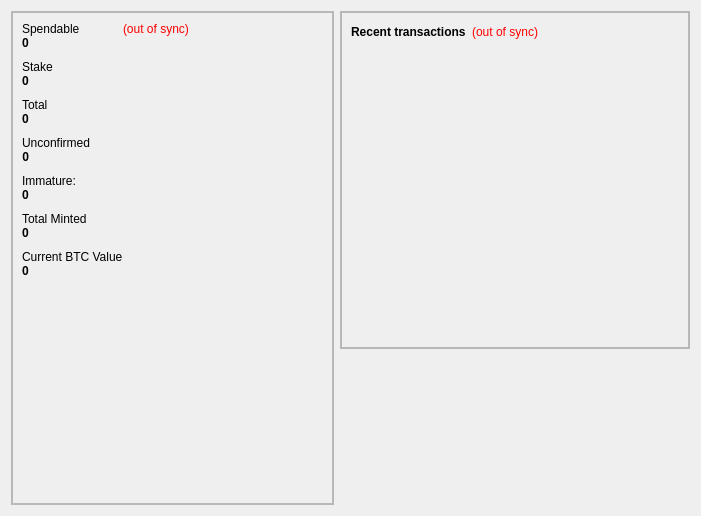
Before: the Qt Designer form src/qt/forms/overviewpage.ui in Pink2Dev/Pink2, drawn with Qt 5.
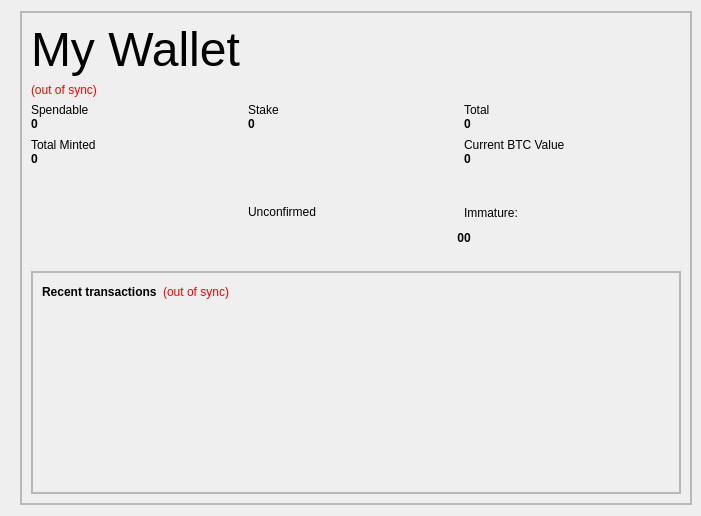
After: the same form once the commit is applied. Icons and pictures are not drawn.

Diff of the .ui file:
```diff
--- a/src/qt/forms/overviewpage.ui
+++ b/src/qt/forms/overviewpage.ui
@@ -13,7 +13,42 @@
   <property name="windowTitle">
    <string>Form</string>
   </property>
-  <layout class="QHBoxLayout" name="horizontalLayout" stretch="1,0">
+  <property name="styleSheet">
+   <string notr="true">QWidget#OverviewPage{
+background-color:qlineargradient(spread:pad, x1:0, y1:0, x2:.04, y2:0, stop:0 rgba(225, 225, 225, 255), stop:1 rgba(250, 250, 250, 250))
+}</string>
+  </property>
+  <layout class="QVBoxLayout" name="verticalLayout_7" stretch="0">
+   <property name="leftMargin">
+    <number>0</number>
+   </property>
+   <property name="rightMargin">
+    <number>9</number>
+   </property>
+   <item>
+    <layout class="QHBoxLayout" name="horizontalLayout_3">
+     <property name="spacing">
+      <number>0</number>
+     </property>
+     <property name="bottomMargin">
+      <number>0</number>
+     </property>
+     <item>
+      <spacer name="horizontalSpacer_3">
+       <property name="orientation">
+        <enum>Qt::Horizontal</enum>
+       </property>
+       <property name="sizeType">
+        <enum>QSizePolicy::Fixed</enum>
+       </property>
+       <property name="sizeHint" stdset="0">
+        <size>
+         <width>20</width>
+         <height>0</height>
+        </size>
+       </property>
+      </spacer>
+     </item>
    <item>
     <layout class="QVBoxLayout" name="verticalLayout_2">
      <item>
@@ -53,30 +88,44 @@
           </property>
           <layout class="QVBoxLayout" name="verticalLayout_6">
            <item>
-            <layout class="QFormLayout" name="formLayout_2">
-             <property name="fieldGrowthPolicy">
-              <enum>QFormLayout::ExpandingFieldsGrow</enum>
-             </property>
-             <property name="labelAlignment">
-              <set>Qt::AlignLeading|Qt::AlignLeft|Qt::AlignTop</set>
-             </property>
-             <property name="formAlignment">
-              <set>Qt::AlignLeading|Qt::AlignLeft|Qt::AlignTop</set>
-             </property>
-             <property name="horizontalSpacing">
+              <layout class="QHBoxLayout" name="horizontalLayout">
+               <property name="spacing">
+                <number>6</number>
+               </property>
+               <property name="sizeConstraint">
+                <enum>QLayout::SetDefaultConstraint</enum>
+               </property>
+               <property name="bottomMargin">
               <number>0</number>
              </property>
-             <property name="verticalSpacing">
-              <number>0</number>
-             </property>
-             <item row="1" column="0">
-              <widget class="QLabel" name="label">
+               <item>
+                <widget class="QLabel" name="labMyWallet">
+                 <property name="font">
+                  <font>
+                   <pointsize>36</pointsize>
+                  </font>
+                 </property>
                <property name="text">
-                <string>Spendable</string>
+                  <string>My Wallet</string>
                </property>
               </widget>
              </item>
-             <item row="1" column="1">
+               <item>
+                <spacer name="horizontalSpacer_2">
+                 <property name="orientation">
+                  <enum>Qt::Horizontal</enum>
+                 </property>
+                 <property name="sizeHint" stdset="0">
+                  <size>
+                   <width>40</width>
+                   <height>20</height>
+                  </size>
+                 </property>
+                </spacer>
+               </item>
+              </layout>
+             </item>
+             <item>
               <widget class="QLabel" name="labelWalletStatus">
                <property name="toolTip">
                 <string>The displayed information may be out of date. Your wallet automatically synchronizes with the BitBay network after a connection is established, but this process has not completed yet.</string>
@@ -92,277 +141,19 @@
                </property>
               </widget>
              </item>
-             <item row="2" column="0">
-              <widget class="QLabel" name="labelBalance">
-               <property name="font">
-                <font>
-                 <weight>75</weight>
-                 <bold>true</bold>
-                </font>
+             <item>
+              <layout class="QGridLayout" name="gridLayout">
+               <property name="spacing">
+                <number>0</number>
                </property>
-               <property name="cursor">
-                <cursorShape>IBeamCursor</cursorShape>
-               </property>
-               <property name="toolTip">
-                <string>Your current spendable balance</string>
-               </property>
-               <property name="styleSheet">
-                <string notr="true">top: -5px;</string>
-               </property>
+               <item row="6" column="2">
+                <widget class="QLabel" name="labelBtcValueText">
                <property name="text">
-                <string notr="true">0</string>
-               </property>
-               <property name="textInteractionFlags">
-                <set>Qt::LinksAccessibleByMouse|Qt::TextSelectableByKeyboard|Qt::TextSelectableByMouse</set>
-               </property>
-              </widget>
-             </item>
-             <item row="4" column="0">
-              <spacer name="verticalSpacer_5">
-               <property name="orientation">
-                <enum>Qt::Vertical</enum>
-               </property>
-               <property name="sizeHint" stdset="0">
-                <size>
-                 <width>20</width>
-                 <height>10</height>
-                </size>
-               </property>
-              </spacer>
-             </item>
-             <item row="5" column="0">
-              <widget class="QLabel" name="label_6">
-               <property name="palette">
-                <palette>
-                 <active>
-                  <colorrole role="WindowText">
-                   <brush brushstyle="SolidPattern">
-                    <color alpha="255">
-                     <red>0</red>
-                     <green>0</green>
-                     <blue>0</blue>
-                    </color>
-                   </brush>
-                  </colorrole>
-                 </active>
-                 <inactive>
-                  <colorrole role="WindowText">
-                   <brush brushstyle="SolidPattern">
-                    <color alpha="255">
-                     <red>0</red>
-                     <green>0</green>
-                     <blue>0</blue>
-                    </color>
-                   </brush>
-                  </colorrole>
-                 </inactive>
-                 <disabled>
-                  <colorrole role="WindowText">
-                   <brush brushstyle="SolidPattern">
-                    <color alpha="255">
-                     <red>120</red>
-                     <green>120</green>
-                     <blue>120</blue>
-                    </color>
-                   </brush>
-                  </colorrole>
-                 </disabled>
-                </palette>
-               </property>
-               <property name="text">
-                <string>Stake</string>
-               </property>
-              </widget>
-             </item>
-             <item row="6" column="0">
-              <widget class="QLabel" name="labelStake">
-               <property name="palette">
-                <palette>
-                 <active>
-                  <colorrole role="WindowText">
-                   <brush brushstyle="SolidPattern">
-                    <color alpha="255">
-                     <red>0</red>
-                     <green>0</green>
-                     <blue>0</blue>
-                    </color>
-                   </brush>
-                  </colorrole>
-                 </active>
-                 <inactive>
-                  <colorrole role="WindowText">
-                   <brush brushstyle="SolidPattern">
-                    <color alpha="255">
-                     <red>0</red>
-                     <green>0</green>
-                     <blue>0</blue>
-                    </color>
-                   </brush>
-                  </colorrole>
-                 </inactive>
-                 <disabled>
-                  <colorrole role="WindowText">
-                   <brush brushstyle="SolidPattern">
-                    <color alpha="255">
-                     <red>120</red>
-                     <green>120</green>
-                     <blue>120</blue>
-                    </color>
-                   </brush>
-                  </colorrole>
-                 </disabled>
-                </palette>
-               </property>
-               <property name="font">
-                <font>
-                 <weight>75</weight>
-                 <bold>true</bold>
-                </font>
-               </property>
-               <property name="cursor">
-                <cursorShape>IBeamCursor</cursorShape>
-               </property>
-               <property name="toolTip">
-                <string>Total of coins that was staked, and do not yet count toward the current balance</string>
-               </property>
-               <property name="text">
-                <string notr="true">0</string>
-               </property>
-               <property name="textInteractionFlags">
-                <set>Qt::LinksAccessibleByMouse|Qt::TextSelectableByKeyboard|Qt::TextSelectableByMouse</set>
-               </property>
-              </widget>
-             </item>
-             <item row="10" column="0">
-              <spacer name="verticalSpacer_6">
-               <property name="orientation">
-                <enum>Qt::Vertical</enum>
-               </property>
-               <property name="sizeHint" stdset="0">
-                <size>
-                 <width>20</width>
-                 <height>10</height>
-                </size>
-               </property>
-              </spacer>
-             </item>
-             <item row="14" column="0">
-              <widget class="QLabel" name="labelTotal">
-               <property name="palette">
-                <palette>
-                 <active>
-                  <colorrole role="WindowText">
-                   <brush brushstyle="SolidPattern">
-                    <color alpha="255">
-                     <red>0</red>
-                     <green>0</green>
-                     <blue>0</blue>
-                    </color>
-                   </brush>
-                  </colorrole>
-                 </active>
-                 <inactive>
-                  <colorrole role="WindowText">
-                   <brush brushstyle="SolidPattern">
-                    <color alpha="255">
-                     <red>0</red>
-                     <green>0</green>
-                     <blue>0</blue>
-                    </color>
-                   </brush>
-                  </colorrole>
-                 </inactive>
-                 <disabled>
-                  <colorrole role="WindowText">
-                   <brush brushstyle="SolidPattern">
-                    <color alpha="255">
-                     <red>120</red>
-                     <green>120</green>
-                     <blue>120</blue>
-                    </color>
-                   </brush>
-                  </colorrole>
-                 </disabled>
-                </palette>
-               </property>
-               <property name="font">
-                <font>
-                 <weight>75</weight>
-                 <bold>true</bold>
-                </font>
-               </property>
-               <property name="cursor">
-                <cursorShape>IBeamCursor</cursorShape>
-               </property>
-               <property name="toolTip">
-                <string>Your current total balance</string>
-               </property>
-               <property name="text">
-                <string notr="true">0</string>
-               </property>
-               <property name="textInteractionFlags">
-                <set>Qt::LinksAccessibleByMouse|Qt::TextSelectableByKeyboard|Qt::TextSelectableByMouse</set>
-               </property>
-              </widget>
-             </item>
-             <item row="19" column="0">
-              <spacer name="verticalSpacer_7">
-               <property name="orientation">
-                <enum>Qt::Vertical</enum>
-               </property>
-               <property name="sizeHint" stdset="0">
-                <size>
-                 <width>20</width>
-                 <height>10</height>
-                </size>
-               </property>
-              </spacer>
-             </item>
-             <item row="20" column="0">
-              <widget class="QLabel" name="label_3">
-               <property name="palette">
-                <palette>
-                 <active>
-                  <colorrole role="WindowText">
-                   <brush brushstyle="SolidPattern">
-                    <color alpha="255">
-                     <red>0</red>
-                     <green>0</green>
-                     <blue>0</blue>
-                    </color>
-                   </brush>
-                  </colorrole>
-                 </active>
-                 <inactive>
-                  <colorrole role="WindowText">
-                   <brush brushstyle="SolidPattern">
-                    <color alpha="255">
-                     <red>0</red>
-                     <green>0</green>
-                     <blue>0</blue>
-                    </color>
-                   </brush>
-                  </colorrole>
-                 </inactive>
-                 <disabled>
-                  <colorrole role="WindowText">
-                   <brush brushstyle="SolidPattern">
-                    <color alpha="255">
-                     <red>120</red>
-                     <green>120</green>
-                     <blue>120</blue>
-                    </color>
-                   </brush>
-                  </colorrole>
-                 </disabled>
-                </palette>
-               </property>
-               <property name="text">
-                <string>&lt;html&gt;&lt;head/&gt;&lt;body&gt;&lt;p&gt;Unconfirmed&lt;/p&gt;&lt;/body&gt;&lt;/html&gt;</string>
-               </property>
-              </widget>
-             </item>
-             <item row="21" column="0">
+                  <string>Current BTC Value</string>
+                 </property>
+                </widget>
+               </item>
+               <item row="26" column="1">
               <widget class="QLabel" name="labelUnconfirmed">
                <property name="palette">
                 <palette>
@@ -427,7 +218,33 @@
                </property>
               </widget>
              </item>
-             <item row="22" column="0">
+               <item row="11" column="0">
+                <spacer name="verticalSpacer_7">
+                 <property name="orientation">
+                  <enum>Qt::Vertical</enum>
+                 </property>
+                 <property name="sizeHint" stdset="0">
+                  <size>
+                   <width>20</width>
+                   <height>10</height>
+                  </size>
+                 </property>
+                </spacer>
+               </item>
+               <item row="5" column="0">
+                <spacer name="verticalSpacer_5">
+                 <property name="orientation">
+                  <enum>Qt::Vertical</enum>
+                 </property>
+                 <property name="sizeHint" stdset="0">
+                  <size>
+                   <width>20</width>
+                   <height>10</height>
+                  </size>
+                 </property>
+                </spacer>
+               </item>
+               <item row="15" column="0">
               <spacer name="verticalSpacer_8">
                <property name="orientation">
                 <enum>Qt::Vertical</enum>
@@ -440,124 +257,65 @@
                </property>
               </spacer>
              </item>
-             <item row="23" column="0">
-              <widget class="QLabel" name="labelImmatureText">
-               <property name="palette">
-                <palette>
-                 <active>
-                  <colorrole role="WindowText">
-                   <brush brushstyle="SolidPattern">
-                    <color alpha="255">
-                     <red>0</red>
-                     <green>0</green>
-                     <blue>0</blue>
-                    </color>
-                   </brush>
-                  </colorrole>
-                  <colorrole role="Text">
-                   <brush brushstyle="SolidPattern">
-                    <color alpha="255">
-                     <red>0</red>
-                     <green>0</green>
-                     <blue>0</blue>
-                    </color>
-                   </brush>
-                  </colorrole>
-                 </active>
-                 <inactive>
-                  <colorrole role="WindowText">
-                   <brush brushstyle="SolidPattern">
-                    <color alpha="255">
-                     <red>0</red>
-                     <green>0</green>
-                     <blue>0</blue>
-                    </color>
-                   </brush>
-                  </colorrole>
-                  <colorrole role="Text">
-                   <brush brushstyle="SolidPattern">
-                    <color alpha="255">
-                     <red>0</red>
-                     <green>0</green>
-                     <blue>0</blue>
-                    </color>
-                   </brush>
-                  </colorrole>
-                 </inactive>
-                 <disabled>
-                  <colorrole role="WindowText">
-                   <brush brushstyle="SolidPattern">
-                    <color alpha="255">
-                     <red>120</red>
-                     <green>120</green>
-                     <blue>120</blue>
-                    </color>
-                   </brush>
-                  </colorrole>
-                  <colorrole role="Text">
-                   <brush brushstyle="SolidPattern">
-                    <color alpha="255">
-                     <red>120</red>
-                     <green>120</green>
-                     <blue>120</blue>
-                    </color>
-                   </brush>
-                  </colorrole>
-                 </disabled>
-                </palette>
-               </property>
+               <item row="0" column="0">
+                <widget class="QLabel" name="label">
                <property name="text">
-                <string>Immature:</string>
+                  <string>Spendable</string>
                </property>
               </widget>
              </item>
-             <item row="24" column="0">
-              <widget class="QLabel" name="labelImmature">
-               <property name="font">
-                <font>
-                 <weight>75</weight>
-                 <bold>true</bold>
-                </font>
-               </property>
-               <property name="text">
-                <string>0</string>
-               </property>
-              </widget>
-             </item>
-             <item row="25" column="0">
-              <spacer name="verticalSpacer_9">
-               <property name="orientation">
-                <enum>Qt::Vertical</enum>
-               </property>
-               <property name="sizeHint" stdset="0">
-                <size>
-                 <width>20</width>
-                 <height>10</height>
-                </size>
-               </property>
-              </spacer>
-             </item>
-             <item row="26" column="0">
+               <item row="6" column="0">
               <widget class="QLabel" name="labelTotalMintedText">
                <property name="text">
                 <string>Total Minted</string>
                </property>
               </widget>
              </item>
-             <item row="27" column="0">
-              <widget class="QLabel" name="labelTotalMinted">
-               <property name="font">
-                <font>
-                 <weight>75</weight>
-                 <bold>true</bold>
-                </font>
+               <item row="0" column="1">
+                <widget class="QLabel" name="label_6">
+                 <property name="palette">
+                  <palette>
+                   <active>
+                    <colorrole role="WindowText">
+                     <brush brushstyle="SolidPattern">
+                      <color alpha="255">
+                       <red>0</red>
+                       <green>0</green>
+                       <blue>0</blue>
+                      </color>
+                     </brush>
+                    </colorrole>
+                   </active>
+                   <inactive>
+                    <colorrole role="WindowText">
+                     <brush brushstyle="SolidPattern">
+                      <color alpha="255">
+                       <red>0</red>
+                       <green>0</green>
+                       <blue>0</blue>
+                      </color>
+                     </brush>
+                    </colorrole>
+                   </inactive>
+                   <disabled>
+                    <colorrole role="WindowText">
+                     <brush brushstyle="SolidPattern">
+                      <color alpha="255">
+                       <red>120</red>
+                       <green>120</green>
+                       <blue>120</blue>
+                      </color>
+                     </brush>
+                    </colorrole>
+                   </disabled>
+                  </palette>
                </property>
                <property name="text">
-                <string>0</string>
+                  <string>Stake</string>
                </property>
               </widget>
              </item>
-             <item row="28" column="0">
+               <item row="21" column="0">
               <spacer name="verticalSpacer_10">
                <property name="orientation">
                 <enum>Qt::Vertical</enum>
@@ -570,40 +328,7 @@
                </property>
               </spacer>
              </item>
-             <item row="29" column="0">
-              <widget class="QLabel" name="labelBtcValueText">
-               <property name="text">
-                <string>Current BTC Value</string>
-               </property>
-              </widget>
-             </item>
-             <item row="30" column="0">
-              <widget class="QLabel" name="labelBtcValue">
-               <property name="font">
-                <font>
-                 <weight>75</weight>
-                 <bold>true</bold>
-                </font>
-               </property>
-               <property name="text">
-                <string>0</string>
-               </property>
-              </widget>
-             </item>
-             <item row="31" column="0">
-              <spacer name="verticalSpacer_4">
-               <property name="orientation">
-                <enum>Qt::Vertical</enum>
-               </property>
-               <property name="sizeHint" stdset="0">
-                <size>
-                 <width>20</width>
-                 <height>40</height>
-                </size>
-               </property>
-              </spacer>
-             </item>
-             <item row="11" column="0">
+               <item row="0" column="2">
               <widget class="QLabel" name="labelTotalText">
                <property name="palette">
                 <palette>
@@ -647,6 +372,329 @@
                </property>
               </widget>
              </item>
+               <item row="18" column="0">
+                <spacer name="verticalSpacer_9">
+                 <property name="orientation">
+                  <enum>Qt::Vertical</enum>
+                 </property>
+                 <property name="sizeHint" stdset="0">
+                  <size>
+                   <width>20</width>
+                   <height>10</height>
+                  </size>
+                 </property>
+                </spacer>
+               </item>
+               <item row="4" column="0">
+                <widget class="QLabel" name="labelBalance">
+                 <property name="font">
+                  <font>
+                   <weight>75</weight>
+                   <bold>true</bold>
+                  </font>
+                 </property>
+                 <property name="cursor">
+                  <cursorShape>IBeamCursor</cursorShape>
+                 </property>
+                 <property name="toolTip">
+                  <string>Your current spendable balance</string>
+                 </property>
+                 <property name="styleSheet">
+                  <string notr="true">top: -5px;</string>
+                 </property>
+                 <property name="text">
+                  <string notr="true">0</string>
+                 </property>
+                 <property name="textInteractionFlags">
+                  <set>Qt::LinksAccessibleByMouse|Qt::TextSelectableByKeyboard|Qt::TextSelectableByMouse</set>
+                 </property>
+                </widget>
+               </item>
+               <item row="25" column="0">
+                <spacer name="verticalSpacer_4">
+                 <property name="orientation">
+                  <enum>Qt::Vertical</enum>
+                 </property>
+                 <property name="sizeHint" stdset="0">
+                  <size>
+                   <width>20</width>
+                   <height>40</height>
+                  </size>
+                 </property>
+                </spacer>
+               </item>
+               <item row="7" column="2">
+                <widget class="QLabel" name="labelBtcValue">
+                 <property name="font">
+                  <font>
+                   <weight>75</weight>
+                   <bold>true</bold>
+                  </font>
+                 </property>
+                 <property name="text">
+                  <string>0</string>
+                 </property>
+                </widget>
+               </item>
+               <item row="7" column="0">
+                <widget class="QLabel" name="labelTotalMinted">
+                 <property name="font">
+                  <font>
+                   <weight>75</weight>
+                   <bold>true</bold>
+                  </font>
+                 </property>
+                 <property name="text">
+                  <string>0</string>
+                 </property>
+                </widget>
+               </item>
+               <item row="26" column="2">
+                <widget class="QLabel" name="labelImmature">
+                 <property name="font">
+                  <font>
+                   <weight>75</weight>
+                   <bold>true</bold>
+                  </font>
+                 </property>
+                 <property name="text">
+                  <string>0</string>
+                 </property>
+                </widget>
+               </item>
+               <item row="25" column="2">
+                <widget class="QLabel" name="labelImmatureText">
+                 <property name="palette">
+                  <palette>
+                   <active>
+                    <colorrole role="WindowText">
+                     <brush brushstyle="SolidPattern">
+                      <color alpha="255">
+                       <red>0</red>
+                       <green>0</green>
+                       <blue>0</blue>
+                      </color>
+                     </brush>
+                    </colorrole>
+                    <colorrole role="Text">
+                     <brush brushstyle="SolidPattern">
+                      <color alpha="255">
+                       <red>0</red>
+                       <green>0</green>
+                       <blue>0</blue>
+                      </color>
+                     </brush>
+                    </colorrole>
+                   </active>
+                   <inactive>
+                    <colorrole role="WindowText">
+                     <brush brushstyle="SolidPattern">
+                      <color alpha="255">
+                       <red>0</red>
+                       <green>0</green>
+                       <blue>0</blue>
+                      </color>
+                     </brush>
+                    </colorrole>
+                    <colorrole role="Text">
+                     <brush brushstyle="SolidPattern">
+                      <color alpha="255">
+                       <red>0</red>
+                       <green>0</green>
+                       <blue>0</blue>
+                      </color>
+                     </brush>
+                    </colorrole>
+                   </inactive>
+                   <disabled>
+                    <colorrole role="WindowText">
+                     <brush brushstyle="SolidPattern">
+                      <color alpha="255">
+                       <red>120</red>
+                       <green>120</green>
+                       <blue>120</blue>
+                      </color>
+                     </brush>
+                    </colorrole>
+                    <colorrole role="Text">
+                     <brush brushstyle="SolidPattern">
+                      <color alpha="255">
+                       <red>120</red>
+                       <green>120</green>
+                       <blue>120</blue>
+                      </color>
+                     </brush>
+                    </colorrole>
+                   </disabled>
+                  </palette>
+                 </property>
+                 <property name="text">
+                  <string>Immature:</string>
+                 </property>
+                </widget>
+               </item>
+               <item row="25" column="1">
+                <widget class="QLabel" name="label_3">
+                 <property name="palette">
+                  <palette>
+                   <active>
+                    <colorrole role="WindowText">
+                     <brush brushstyle="SolidPattern">
+                      <color alpha="255">
+                       <red>0</red>
+                       <green>0</green>
+                       <blue>0</blue>
+                      </color>
+                     </brush>
+                    </colorrole>
+                   </active>
+                   <inactive>
+                    <colorrole role="WindowText">
+                     <brush brushstyle="SolidPattern">
+                      <color alpha="255">
+                       <red>0</red>
+                       <green>0</green>
+                       <blue>0</blue>
+                      </color>
+                     </brush>
+                    </colorrole>
+                   </inactive>
+                   <disabled>
+                    <colorrole role="WindowText">
+                     <brush brushstyle="SolidPattern">
+                      <color alpha="255">
+                       <red>120</red>
+                       <green>120</green>
+                       <blue>120</blue>
+                      </color>
+                     </brush>
+                    </colorrole>
+                   </disabled>
+                  </palette>
+                 </property>
+                 <property name="text">
+                  <string>&lt;html&gt;&lt;head/&gt;&lt;body&gt;&lt;p&gt;Unconfirmed&lt;/p&gt;&lt;/body&gt;&lt;/html&gt;</string>
+                 </property>
+                </widget>
+               </item>
+               <item row="4" column="1">
+                <widget class="QLabel" name="labelStake">
+                 <property name="palette">
+                  <palette>
+                   <active>
+                    <colorrole role="WindowText">
+                     <brush brushstyle="SolidPattern">
+                      <color alpha="255">
+                       <red>0</red>
+                       <green>0</green>
+                       <blue>0</blue>
+                      </color>
+                     </brush>
+                    </colorrole>
+                   </active>
+                   <inactive>
+                    <colorrole role="WindowText">
+                     <brush brushstyle="SolidPattern">
+                      <color alpha="255">
+                       <red>0</red>
+                       <green>0</green>
+                       <blue>0</blue>
+                      </color>
+                     </brush>
+                    </colorrole>
+                   </inactive>
+                   <disabled>
+                    <colorrole role="WindowText">
+                     <brush brushstyle="SolidPattern">
+                      <color alpha="255">
+                       <red>120</red>
+                       <green>120</green>
+                       <blue>120</blue>
+                      </color>
+                     </brush>
+                    </colorrole>
+                   </disabled>
+                  </palette>
+                 </property>
+                 <property name="font">
+                  <font>
+                   <weight>75</weight>
+                   <bold>true</bold>
+                  </font>
+                 </property>
+                 <property name="cursor">
+                  <cursorShape>IBeamCursor</cursorShape>
+                 </property>
+                 <property name="toolTip">
+                  <string>Total of coins that was staked, and do not yet count toward the current balance</string>
+                 </property>
+                 <property name="text">
+                  <string notr="true">0</string>
+                 </property>
+                 <property name="textInteractionFlags">
+                  <set>Qt::LinksAccessibleByMouse|Qt::TextSelectableByKeyboard|Qt::TextSelectableByMouse</set>
+                 </property>
+                </widget>
+               </item>
+               <item row="4" column="2">
+                <widget class="QLabel" name="labelTotal">
+                 <property name="palette">
+                  <palette>
+                   <active>
+                    <colorrole role="WindowText">
+                     <brush brushstyle="SolidPattern">
+                      <color alpha="255">
+                       <red>0</red>
+                       <green>0</green>
+                       <blue>0</blue>
+                      </color>
+                     </brush>
+                    </colorrole>
+                   </active>
+                   <inactive>
+                    <colorrole role="WindowText">
+                     <brush brushstyle="SolidPattern">
+                      <color alpha="255">
+                       <red>0</red>
+                       <green>0</green>
+                       <blue>0</blue>
+                      </color>
+                     </brush>
+                    </colorrole>
+                   </inactive>
+                   <disabled>
+                    <colorrole role="WindowText">
+                     <brush brushstyle="SolidPattern">
+                      <color alpha="255">
+                       <red>120</red>
+                       <green>120</green>
+                       <blue>120</blue>
+                      </color>
+                     </brush>
+                    </colorrole>
+                   </disabled>
+                  </palette>
+                 </property>
+                 <property name="font">
+                  <font>
+                   <weight>75</weight>
+                   <bold>true</bold>
+                  </font>
+                 </property>
+                 <property name="cursor">
+                  <cursorShape>IBeamCursor</cursorShape>
+                 </property>
+                 <property name="toolTip">
+                  <string>Your current total balance</string>
+                 </property>
+                 <property name="text">
+                  <string notr="true">0</string>
+                 </property>
+                 <property name="textInteractionFlags">
+                  <set>Qt::LinksAccessibleByMouse|Qt::TextSelectableByKeyboard|Qt::TextSelectableByMouse</set>
+                 </property>
+                </widget>
+               </item>
             </layout>
            </item>
            <item>
@@ -654,31 +702,7 @@
              <property name="text">
               <string/>
              </property>
-             <property name="alignment">
-              <set>Qt::AlignCenter</set>
-             </property>
-            </widget>
-           </item>
-           <item>
-            <spacer name="verticalSpacer">
-             <property name="orientation">
-              <enum>Qt::Vertical</enum>
-             </property>
-             <property name="sizeHint" stdset="0">
-              <size>
-               <width>20</width>
-               <height>40</height>
-              </size>
-             </property>
-            </spacer>
-           </item>
-          </layout>
-         </widget>
-        </item>
-       </layout>
-      </widget>
-     </item>
-    </layout>
+              </widget>
    </item>
    <item>
     <layout class="QVBoxLayout" name="verticalLayout_3">
@@ -800,33 +824,15 @@
        </layout>
       </widget>
      </item>
-     <item>
-      <widget class="QLabel" name="label_2">
-       <property name="sizePolicy">
-        <sizepolicy hsizetype="Expanding" vsizetype="Preferred">
-         <horstretch>1</horstretch>
-         <verstretch>0</verstretch>
-        </sizepolicy>
-       </property>
-       <property name="minimumSize">
-        <size>
-         <width>200</width>
-         <height>150</height>
-        </size>
-       </property>
-       <property name="maximumSize">
-        <size>
-         <width>400</width>
-         <height>200</height>
-        </size>
-       </property>
-       <property name="text">
-        <string>&lt;html&gt;&lt;head/&gt;&lt;body&gt;&lt;img src=&quot;:/icons/pinkcoin-128&quot;/&gt;&lt;/span&gt;&lt;/body&gt;&lt;/html&gt;</string>
-       </property>
-       <property name="alignment">
-        <set>Qt::AlignCenter</set>
-       </property>
-      </widget>
+              </layout>
+             </item>
+            </layout>
+           </widget>
+          </item>
+         </layout>
+        </widget>
+       </item>
+      </layout>
      </item>
     </layout>
    </item>
```
Lines whose indentation alone changed are shown as unchanged.
